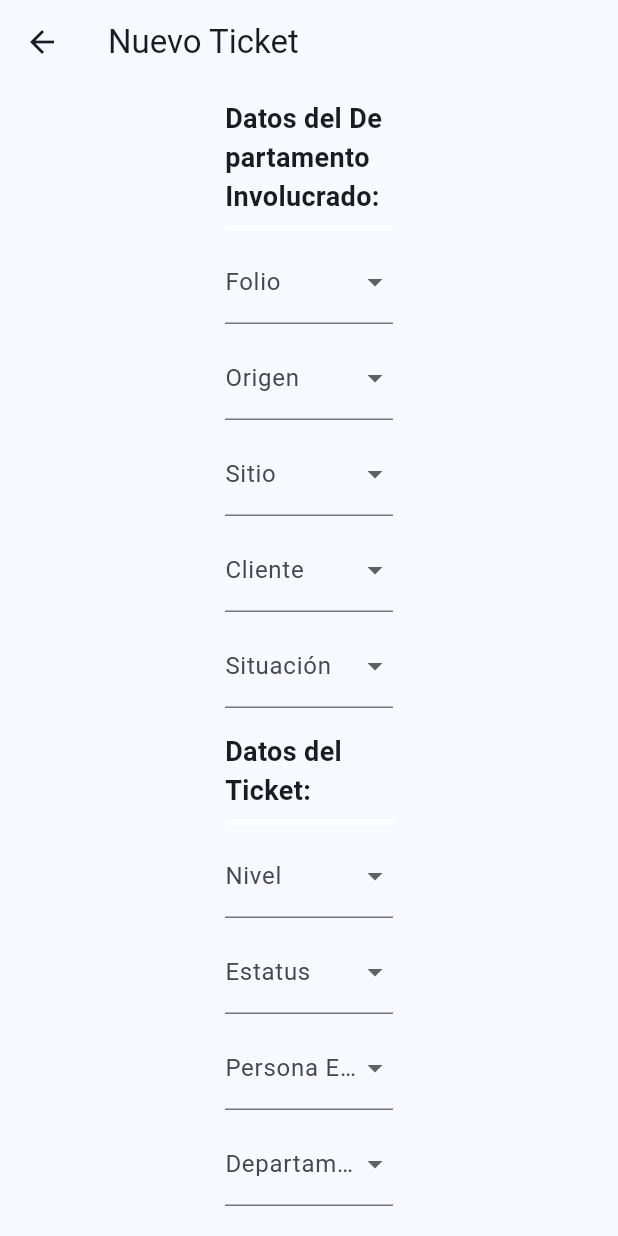
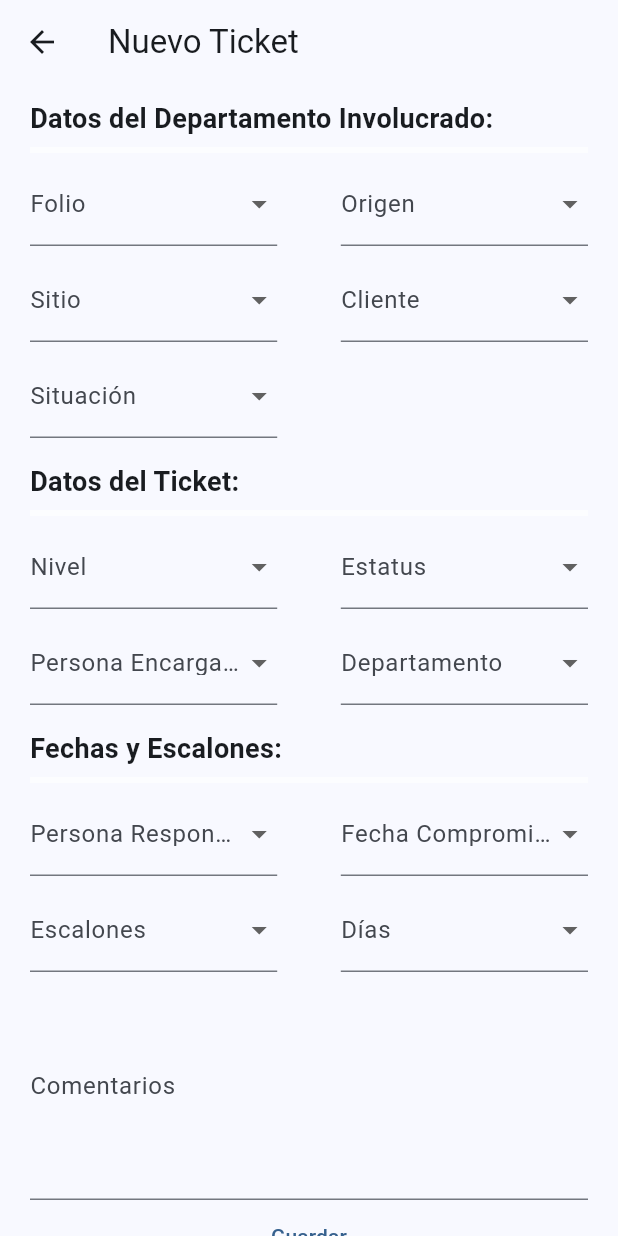
Before and after one commit to giosave/ticket_tracking, a Flutter app: the NewTicket screen opened directly, on a phone screen of 412 x 824 dp. Run offline on Flutter 3.47's test engine with Material 3 defaults, Android fonts, the phone set to English and light mode, and no system bars; missing offline and left inert: dart:html; accounts and stored records are empty.

Commit message:
Ajustando en pantalla los componentes

```diff
--- a/lib/screens/new_ticket.dart
+++ b/lib/screens/new_ticket.dart
@@ -10,13 +10,19 @@ class NewTicket extends StatelessWidget {
   @override
   Widget build(BuildContext context) {
     final ticketProvider = Provider.of<NewTicketProvider>(context);
+    final screenWidth = MediaQuery.of(context).size.width;
+    final double dropdownWidth = screenWidth * 0.4;
 
     return Scaffold(
       appBar: AppBar(
         title: const Text('Nuevo Ticket'),
       ),
       body: Padding(
-        padding: const EdgeInsets.only(left: 150.0, right: 150.0, top: 10.0),
+        padding: EdgeInsets.only(
+          left: screenWidth < 600 ? 20.0 : 150.0,
+          right: screenWidth < 600 ? 20.0 : 150.0,
+          top: 10.0,
+        ),
         child: SingleChildScrollView(
           child: Column(
             crossAxisAlignment: CrossAxisAlignment.stretch,
@@ -34,7 +40,7 @@ class NewTicket extends StatelessWidget {
                 runSpacing: 8.0,
                 children: [
                   SizedBox(
-                    width: defaultWidth,
+                    width: dropdownWidth,
                     child: _buildDropdownField(
                       context,
                       'Folio',
@@ -44,7 +50,7 @@ class NewTicket extends StatelessWidget {
                     ),
                   ),
                   SizedBox(
-                    width: defaultWidth,
+                    width: dropdownWidth,
                     child: _buildDropdownField(
                       context,
                       'Origen',
@@ -54,7 +60,7 @@ class NewTicket extends StatelessWidget {
                     ),
                   ),
                   SizedBox(
-                    width: defaultWidth,
+                    width: dropdownWidth,
                     child: _buildDropdownField(
                       context,
                       'Sitio',
@@ -64,7 +70,7 @@ class NewTicket extends StatelessWidget {
                     ),
                   ),
                   SizedBox(
-                    width: defaultWidth,
+                    width: dropdownWidth,
                     child: _buildDropdownField(
                       context,
                       'Cliente',
@@ -74,7 +80,7 @@ class NewTicket extends StatelessWidget {
                     ),
                   ),
                   SizedBox(
-                    width: defaultWidth,
+                    width: dropdownWidth,
                     child: _buildDropdownField(
                       context,
                       'Situación',
@@ -98,7 +104,7 @@ class NewTicket extends StatelessWidget {
                 runSpacing: 8.0,
                 children: [
                   SizedBox(
-                    width: defaultWidth,
+                    width: dropdownWidth,
                     child: _buildDropdownField(
                       context,
                       'Nivel',
@@ -108,7 +114,7 @@ class NewTicket extends StatelessWidget {
                     ),
                   ),
                   SizedBox(
-                    width: defaultWidth,
+                    width: dropdownWidth,
                     child: _buildDropdownField(
                       context,
                       'Estatus',
@@ -118,7 +124,7 @@ class NewTicket extends StatelessWidget {
                     ),
                   ),
                   SizedBox(
-                    width: defaultWidth,
+                    width: dropdownWidth,
                     child: _buildDropdownField(
                       context,
                       'Persona Encargada',
@@ -128,7 +134,7 @@ class NewTicket extends StatelessWidget {
                     ),
                   ),
                   SizedBox(
-                    width: defaultWidth,
+                    width: dropdownWidth,
                     child: _buildDropdownField(
                       context,
                       'Departamento',
@@ -152,7 +158,7 @@ class NewTicket extends StatelessWidget {
                 runSpacing: 8.0,
                 children: [
                   SizedBox(
-                    width: defaultWidth,
+                    width: dropdownWidth,
                     child: _buildDropdownField(
                       context,
                       'Persona Responsable',
@@ -162,7 +168,7 @@ class NewTicket extends StatelessWidget {
                     ),
                   ),
                   SizedBox(
-                    width: defaultWidth,
+                    width: dropdownWidth,
                     child: _buildDropdownField(
                       context,
                       'Fecha Compromiso',
@@ -172,7 +178,7 @@ class NewTicket extends StatelessWidget {
                     ),
                   ),
                   SizedBox(
-                    width: defaultWidth,
+                    width: dropdownWidth,
                     child: _buildDropdownField(
                       context,
                       'Escalones',
@@ -182,7 +188,7 @@ class NewTicket extends StatelessWidget {
                     ),
                   ),
                   SizedBox(
-                    width: defaultWidth,
+                    width: dropdownWidth,
                     child: _buildDropdownField(
                       context,
                       'Días',
```
